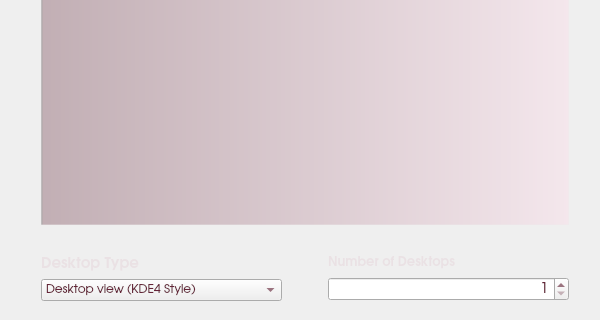
Qt form kde/kaptan/src/gui/styleWidget.ui (pars-linux/uludag) before a commit; both pictures show x 0 to 600 and y 201 to 521 of the 600 by 521 pixel window.
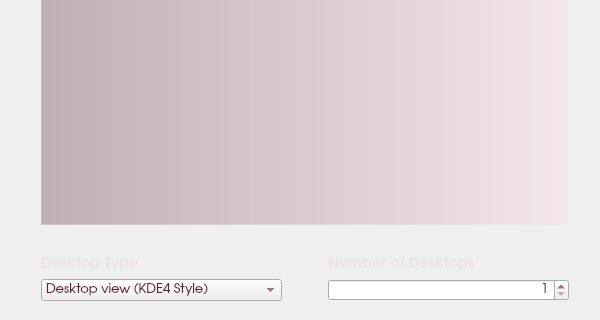
The same form after that commit.

Commit message: fixed junk html in po files

Diff of the .ui file:
```diff
--- a/kde/kaptan/src/gui/styleWidget.ui
+++ b/kde/kaptan/src/gui/styleWidget.ui
@@ -10,6 +10,12 @@
     <height>521</height>
    </rect>
   </property>
+  <property name="font">
+   <font>
+    <family>URW Gothic L</family>
+    <pointsize>11</pointsize>
+   </font>
+  </property>
   <property name="windowTitle">
    <string>Themes</string>
   </property>
@@ -194,7 +200,7 @@
            <property name="font">
             <font>
              <family>URW Gothic L</family>
-             <pointsize>9</pointsize>
+             <pointsize>10</pointsize>
             </font>
            </property>
            <property name="styleSheet">
@@ -243,14 +249,10 @@
             </font>
            </property>
            <property name="styleSheet">
-            <string notr="true">color:black</string>
+            <string notr="true"/>
            </property>
            <property name="text">
-            <string>&lt;!DOCTYPE HTML PUBLIC &quot;-//W3C//DTD HTML 4.0//EN&quot; &quot;http://www.w3.org/TR/REC-html40/strict.dtd&quot;&gt;
-&lt;html&gt;&lt;head&gt;&lt;meta name=&quot;qrichtext&quot; content=&quot;1&quot; /&gt;&lt;style type=&quot;text/css&quot;&gt;
-p, li { white-space: pre-wrap; }
-&lt;/style&gt;&lt;/head&gt;&lt;body style=&quot; font-family:'Sans Serif'; font-size:8pt; font-weight:400; font-style:normal;&quot;&gt;
-&lt;p style=&quot; margin-top:0px; margin-bottom:0px; margin-left:0px; margin-right:0px; -qt-block-indent:0; text-indent:0px;&quot;&gt;&lt;span style=&quot; font-size:10pt; font-weight:600; color:#eae1e4;&quot;&gt;Number of Desktops&lt;/span&gt;&lt;/p&gt;&lt;/body&gt;&lt;/html&gt;</string>
+            <string>Number of Desktops</string>
            </property>
           </widget>
          </item>
@@ -259,7 +261,7 @@
            <property name="font">
             <font>
              <family>URW Gothic L</family>
-             <pointsize>11</pointsize>
+             <pointsize>10</pointsize>
             </font>
            </property>
            <property name="layoutDirection">
```
The commit also changes 13 other files.
